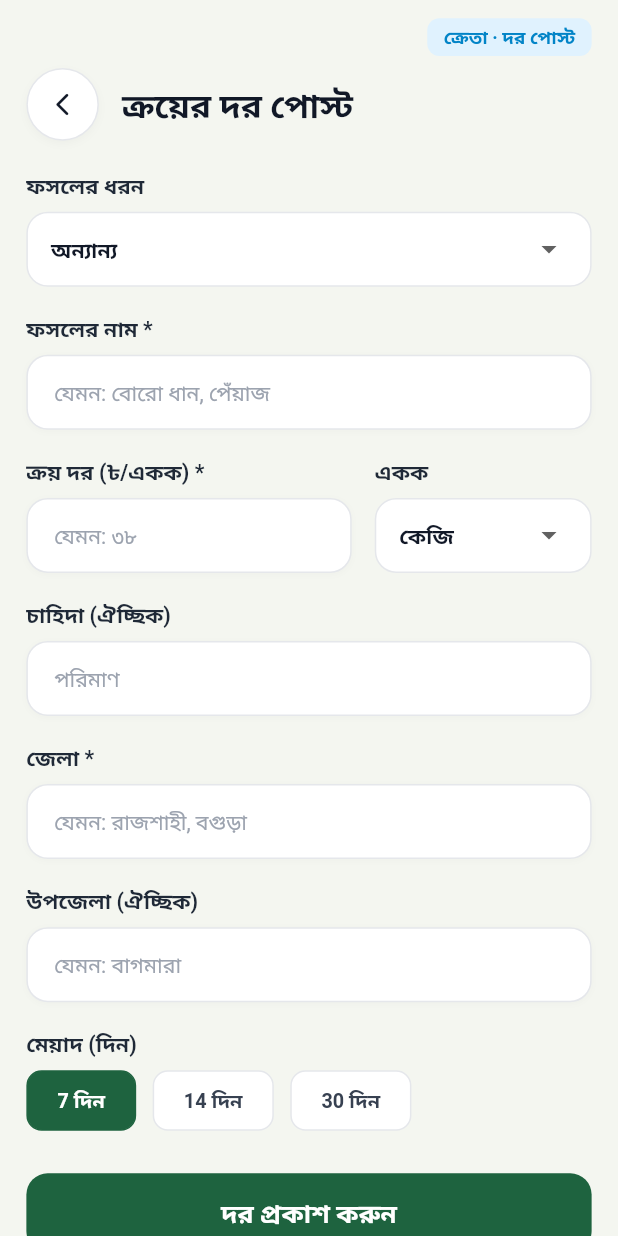
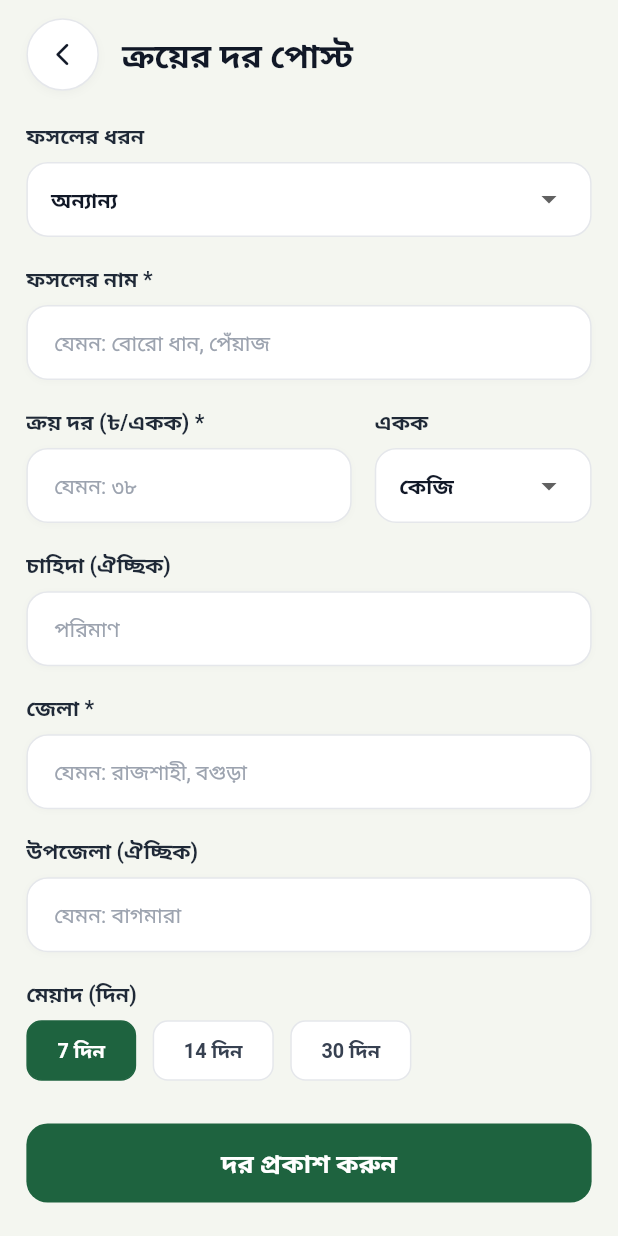
Before and after one commit to mr-riad/Krishi-Connect, a Flutter app: the ProductUploadScreen screen opened directly, on a phone screen of 412 x 824 dp. Run offline on Flutter 3.47's test engine with Material 3 defaults, Android fonts, the phone set to English and light mode, and no system bars; drawn by our look-alikes of auto_animated; our stand-ins replace cloud_firestore, dio, file_picker, firebase_auth, firebase_core, firebase_storage and 6 more; accounts and stored records are empty.

Commit message:
module 1

```diff
--- a/lib/features/buyer/product_upload_screen.dart
+++ b/lib/features/buyer/product_upload_screen.dart
@@ -167,25 +167,25 @@ class _ProductUploadScreenState extends State<ProductUploadScreen> {
             crossAxisAlignment: CrossAxisAlignment.start,
             children: [
               // Top Bar Badge
-              Align(
-                alignment: Alignment.topRight,
-                child: Container(
-                  padding: EdgeInsets.symmetric(horizontal: 10.w, vertical: 4.h),
-                  decoration: BoxDecoration(
-                    color: const Color(0xFFE0F2FE),
-                    borderRadius: BorderRadius.circular(8.r),
-                  ),
-                  child: Text(
-                    "ক্রেতা · দর পোস্ট",
-                    style: TextStyle(
-                      fontSize: 12.sp,
-                      fontWeight: FontWeight.w700,
-                      color: const Color(0xFF0284C7),
-                    ),
-                  ),
-                ),
-              ),
-              SizedBox(height: 8.h),
+              // Align(
+              //   alignment: Alignment.topRight,
+              //   child: Container(
+              //     padding: EdgeInsets.symmetric(horizontal: 10.w, vertical: 4.h),
+              //     decoration: BoxDecoration(
+              //       color: const Color(0xFFE0F2FE),
+              //       borderRadius: BorderRadius.circular(8.r),
+              //     ),
+              //     child: Text(
+              //       "ক্রেতা · দর পোস্ট",
+              //       style: TextStyle(
+              //         fontSize: 12.sp,
+              //         fontWeight: FontWeight.w700,
+              //         color: const Color(0xFF0284C7),
+              //       ),
+              //     ),
+              //   ),
+              // ),
+              // SizedBox(height: 8.h),
 
               // Back button + Title
               Row(
```
Also changed, not shown: pubspec.lock, 1 other file.
